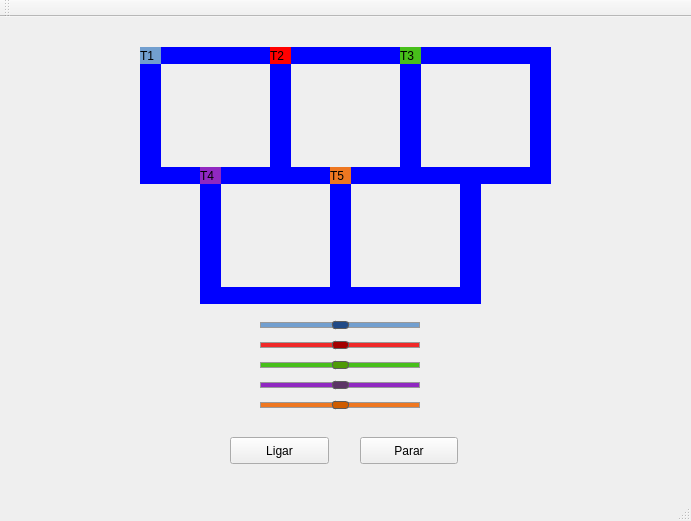
The window that mainwindow.ui (isaacrpl7/TrensThreads) describes before a commit, drawn with Qt 5.
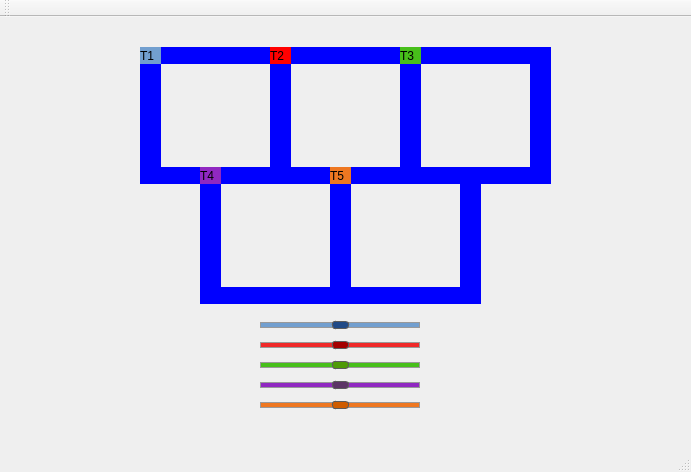
The same window after the commit.

Commit message: Removendo botao de ligar e desligar

The edit to the form file:
```diff
--- a/mainwindow.ui
+++ b/mainwindow.ui
@@ -7,7 +7,7 @@
     <x>0</x>
     <y>0</y>
     <width>691</width>
-    <height>521</height>
+    <height>472</height>
    </rect>
   </property>
   <property name="windowTitle">
@@ -94,32 +94,6 @@
      <string/>
     </property>
    </widget>
-   <widget class="QPushButton" name="pushButton">
-    <property name="geometry">
-     <rect>
-      <x>230</x>
-      <y>420</y>
-      <width>99</width>
-      <height>27</height>
-     </rect>
-    </property>
-    <property name="text">
-     <string>Ligar</string>
-    </property>
-   </widget>
-   <widget class="QPushButton" name="pushButton_2">
-    <property name="geometry">
-     <rect>
-      <x>360</x>
-      <y>420</y>
-      <width>98</width>
-      <height>27</height>
-     </rect>
-    </property>
-    <property name="text">
-     <string>Parar</string>
-    </property>
-   </widget>
    <widget class="QLabel" name="label_trilho4_2">
     <property name="geometry">
      <rect>
```
Left out of the diff: 2 changed lines with no effect on the pictures. The commit also changes 2 other files.
